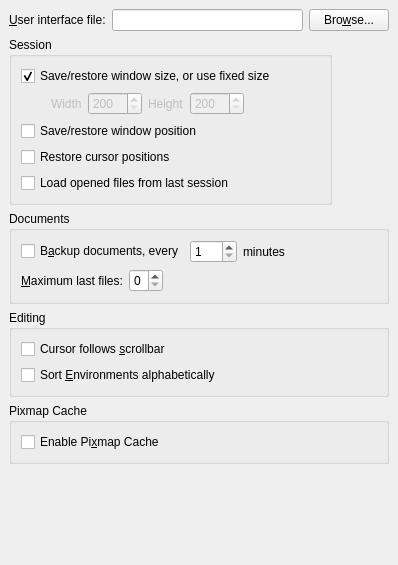
Before: the Qt Designer form src/frontends/qt4/ui/PrefUi.ui in cburschka/lyx, drawn with Qt 5.
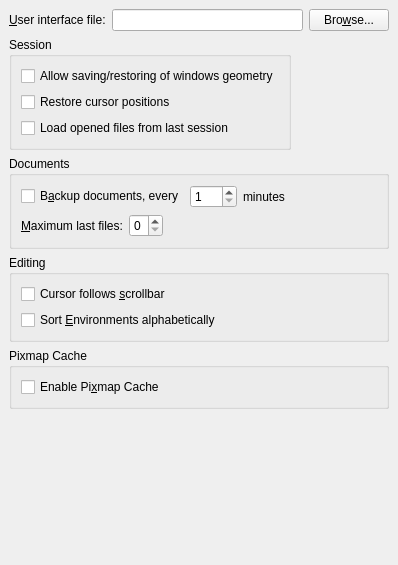
After: the same form once the commit is applied.

Commit message: Use QSettings for session management of windows geometry. This commit also removes the possibility to fix the window dimensions in the RC file. Instead we have now a single check box for enabling/disabling geometry session management.

```diff
--- a/src/frontends/qt4/ui/PrefUi.ui
+++ b/src/frontends/qt4/ui/PrefUi.ui
@@ -27,196 +27,6 @@
    <property name="spacing" >
     <number>6</number>
    </property>
-   <item row="0" column="0" >
-    <widget class="QLabel" name="uiFileLA" >
-     <property name="text" >
-      <string>&amp;User interface file:</string>
-     </property>
-     <property name="buddy" >
-      <cstring>uiFileED</cstring>
-     </property>
-    </widget>
-   </item>
-   <item row="0" column="1" >
-    <widget class="QLineEdit" name="uiFileED" />
-   </item>
-   <item row="0" column="2" >
-    <widget class="QPushButton" name="uiFilePB" >
-     <property name="text" >
-      <string>Bro&amp;wse...</string>
-     </property>
-    </widget>
-   </item>
-   <item row="1" column="0" colspan="3" >
-    <widget class="QGroupBox" name="GeometryGB" >
-     <property name="sizePolicy" >
-      <sizepolicy>
-       <hsizetype>0</hsizetype>
-       <vsizetype>0</vsizetype>
-       <horstretch>0</horstretch>
-       <verstretch>0</verstretch>
-      </sizepolicy>
-     </property>
-     <property name="title" >
-      <string>Session</string>
-     </property>
-     <property name="flat" >
-      <bool>true</bool>
-     </property>
-     <layout class="QGridLayout" >
-      <property name="margin" >
-       <number>9</number>
-      </property>
-      <property name="spacing" >
-       <number>6</number>
-      </property>
-      <item row="0" column="0" colspan="2" >
-       <widget class="QCheckBox" name="loadWindowSizeCB" >
-        <property name="text" >
-         <string>Save/restore window size, or use fixed size</string>
-        </property>
-        <property name="checked" >
-         <bool>true</bool>
-        </property>
-       </widget>
-      </item>
-      <item row="1" column="1" >
-       <spacer>
-        <property name="orientation" >
-         <enum>Qt::Horizontal</enum>
-        </property>
-        <property name="sizeHint" >
-         <size>
-          <width>40</width>
-          <height>20</height>
-         </size>
-        </property>
-       </spacer>
-      </item>
-      <item row="4" column="0" >
-       <widget class="QCheckBox" name="loadSessionCB" >
-        <property name="text" >
-         <string>Load opened files from last session</string>
-        </property>
-       </widget>
-      </item>
-      <item row="3" column="0" >
-       <widget class="QCheckBox" name="restoreCursorCB" >
-        <property name="text" >
-         <string>Restore cursor positions</string>
-        </property>
-       </widget>
-      </item>
-      <item row="2" column="0" >
-       <widget class="QCheckBox" name="loadWindowLocationCB" >
-        <property name="enabled" >
-         <bool>true</bool>
-        </property>
-        <property name="toolTip" >
-         <string>Restore to cursor position when the file was last closed</string>
-        </property>
-        <property name="text" >
-         <string>Save/restore window position</string>
-        </property>
-       </widget>
-      </item>
-      <item row="1" column="0" >
-       <layout class="QHBoxLayout" >
-        <property name="margin" >
-         <number>0</number>
-        </property>
-        <property name="spacing" >
-         <number>6</number>
-        </property>
-        <item>
-         <spacer>
-          <property name="orientation" >
-           <enum>Qt::Horizontal</enum>
-          </property>
-          <property name="sizeType" >
-           <enum>QSizePolicy::Fixed</enum>
-          </property>
-          <property name="sizeHint" >
-           <size>
-            <width>30</width>
-            <height>20</height>
-           </size>
-          </property>
-         </spacer>
-        </item>
-        <item>
-         <widget class="QLabel" name="windowWidthLA" >
-          <property name="enabled" >
-           <bool>false</bool>
-          </property>
-          <property name="text" >
-           <string>Width</string>
-          </property>
-         </widget>
-        </item>
-        <item>
-         <widget class="QSpinBox" name="windowWidthSB" >
-          <property name="enabled" >
-           <bool>false</bool>
-          </property>
-          <property name="maximum" >
-           <number>9999</number>
-          </property>
-          <property name="minimum" >
-           <number>200</number>
-          </property>
-          <property name="singleStep" >
-           <number>10</number>
-          </property>
-         </widget>
-        </item>
-        <item>
-         <widget class="QLabel" name="windowHeightLA" >
-          <property name="enabled" >
-           <bool>false</bool>
-          </property>
-          <property name="text" >
-           <string>Height</string>
-          </property>
-         </widget>
-        </item>
-        <item>
-         <widget class="QSpinBox" name="windowHeightSB" >
-          <property name="enabled" >
-           <bool>false</bool>
-          </property>
-          <property name="maximum" >
-           <number>9999</number>
-          </property>
-          <property name="minimum" >
-           <number>200</number>
-          </property>
-          <property name="singleStep" >
-           <number>10</number>
-          </property>
-         </widget>
-        </item>
-        <item>
-         <spacer>
-          <property name="orientation" >
-           <enum>Qt::Horizontal</enum>
-          </property>
-          <property name="sizeType" >
-           <enum>QSizePolicy::Fixed</enum>
-          </property>
-          <property name="sizeHint" >
-           <size>
-            <width>30</width>
-            <height>20</height>
-           </size>
-          </property>
-         </spacer>
-        </item>
-       </layout>
-      </item>
-     </layout>
-    </widget>
-   </item>
    <item row="2" column="0" colspan="3" >
     <widget class="QGroupBox" name="documentsGB" >
      <property name="title" >
@@ -312,49 +122,19 @@
      </layout>
     </widget>
    </item>
-   <item row="3" column="0" colspan="3" >
-    <widget class="QGroupBox" name="scrollGB" >
-     <property name="title" >
-      <string>Editing</string>
+   <item row="1" column="0" colspan="2" >
+    <widget class="QGroupBox" name="GeometryGB" >
+     <property name="sizePolicy" >
+      <sizepolicy>
+       <hsizetype>0</hsizetype>
+       <vsizetype>0</vsizetype>
+       <horstretch>0</horstretch>
+       <verstretch>0</verstretch>
+      </sizepolicy>
      </property>
-     <property name="alignment" >
-      <set>Qt::AlignLeading|Qt::AlignLeft|Qt::AlignTop</set>
-     </property>
-     <property name="flat" >
-      <bool>true</bool>
-     </property>
-     <layout class="QGridLayout" >
-      <property name="margin" >
-       <number>9</number>
-      </property>
-      <property name="spacing" >
-       <number>6</number>
-      </property>
-      <item row="0" column="0" >
-       <widget class="QCheckBox" name="cursorFollowsCB" >
-        <property name="text" >
-         <string>Cursor follows &amp;scrollbar</string>
-        </property>
-       </widget>
-      </item>
-      <item row="1" column="0" >
-       <widget class="QCheckBox" name="sortEnvironmentsCB" >
-        <property name="text" >
-         <string>Sort &amp;Environments alphabetically</string>
-        </property>
-       </widget>
-      </item>
-     </layout>
-    </widget>
-   </item>
-   <item row="4" column="0" colspan="3" >
-    <widget class="QGroupBox" name="pixmapCacheGB" >
      <property name="title" >
-      <string>Pixmap Cache</string>
+      <string>Session</string>
      </property>
-     <property name="alignment" >
-      <set>Qt::AlignLeading|Qt::AlignLeft|Qt::AlignTop</set>
-     </property>
      <property name="flat" >
       <bool>true</bool>
      </property>
@@ -366,15 +146,29 @@
        <number>6</number>
       </property>
       <item row="0" column="0" >
-       <widget class="QCheckBox" name="pixmapCacheCB" >
+       <widget class="QCheckBox" name="allowGeometrySessionCB" >
+        <property name="enabled" >
+         <bool>true</bool>
+        </property>
         <property name="toolTip" >
-         <string>&lt;html>&lt;head>&lt;meta name="qrichtext" content="1" />&lt;style type="text/css">
-p, li { white-space: pre-wrap; }
-&lt;/style>&lt;/head>&lt;body style=" font-family:'Sans Serif'; font-size:9pt; font-weight:400; font-style:normal;">
-&lt;p style=" margin-top:0px; margin-bottom:0px; margin-left:0px; margin-right:0px; -qt-block-indent:0; text-indent:0px;">Checking this improves performance, but might decrease the on-screen quality of fonts.&lt;/p>&lt;/body>&lt;/html></string>
+         <string>Restore to cursor position when the file was last closed</string>
         </property>
         <property name="text" >
-         <string>Enable Pi&amp;xmap Cache</string>
+         <string>Allow saving/restoring of windows geometry</string>
+        </property>
+       </widget>
+      </item>
+      <item row="2" column="0" >
+       <widget class="QCheckBox" name="loadSessionCB" >
+        <property name="text" >
+         <string>Load opened files from last session</string>
+        </property>
+       </widget>
+      </item>
+      <item row="1" column="0" >
+       <widget class="QCheckBox" name="restoreCursorCB" >
+        <property name="text" >
+         <string>Restore cursor positions</string>
         </property>
        </widget>
       </item>
@@ -394,6 +188,95 @@
      </property>
     </spacer>
    </item>
+   <item row="4" column="0" colspan="3" >
+    <widget class="QGroupBox" name="pixmapCacheGB" >
+     <property name="title" >
+      <string>Pixmap Cache</string>
+     </property>
+     <property name="alignment" >
+      <set>Qt::AlignLeading|Qt::AlignLeft|Qt::AlignTop</set>
+     </property>
+     <property name="flat" >
+      <bool>true</bool>
+     </property>
+     <layout class="QGridLayout" >
+      <property name="margin" >
+       <number>9</number>
+      </property>
+      <property name="spacing" >
+       <number>6</number>
+      </property>
+      <item row="0" column="0" >
+       <widget class="QCheckBox" name="pixmapCacheCB" >
+        <property name="toolTip" >
+         <string>&lt;html>&lt;head>&lt;meta name="qrichtext" content="1" />&lt;style type="text/css">
+p, li { white-space: pre-wrap; }
+&lt;/style>&lt;/head>&lt;body style=" font-family:'Sans Serif'; font-size:9pt; font-weight:400; font-style:normal;">
+&lt;p style=" margin-top:0px; margin-bottom:0px; margin-left:0px; margin-right:0px; -qt-block-indent:0; text-indent:0px;">Checking this improves performance, but might decrease the on-screen quality of fonts.&lt;/p>&lt;/body>&lt;/html></string>
+        </property>
+        <property name="text" >
+         <string>Enable Pi&amp;xmap Cache</string>
+        </property>
+       </widget>
+      </item>
+     </layout>
+    </widget>
+   </item>
+   <item row="3" column="0" colspan="3" >
+    <widget class="QGroupBox" name="scrollGB" >
+     <property name="title" >
+      <string>Editing</string>
+     </property>
+     <property name="alignment" >
+      <set>Qt::AlignLeading|Qt::AlignLeft|Qt::AlignTop</set>
+     </property>
+     <property name="flat" >
+      <bool>true</bool>
+     </property>
+     <layout class="QGridLayout" >
+      <property name="margin" >
+       <number>9</number>
+      </property>
+      <property name="spacing" >
+       <number>6</number>
+      </property>
+      <item row="0" column="0" >
+       <widget class="QCheckBox" name="cursorFollowsCB" >
+        <property name="text" >
+         <string>Cursor follows &amp;scrollbar</string>
+        </property>
+       </widget>
+      </item>
+      <item row="1" column="0" >
+       <widget class="QCheckBox" name="sortEnvironmentsCB" >
+        <property name="text" >
+         <string>Sort &amp;Environments alphabetically</string>
+        </property>
+       </widget>
+      </item>
+     </layout>
+    </widget>
+   </item>
+   <item row="0" column="2" >
+    <widget class="QPushButton" name="uiFilePB" >
+     <property name="text" >
+      <string>Bro&amp;wse...</string>
+     </property>
+    </widget>
+   </item>
+   <item row="0" column="1" >
+    <widget class="QLineEdit" name="uiFileED" />
+   </item>
+   <item row="0" column="0" >
+    <widget class="QLabel" name="uiFileLA" >
+     <property name="text" >
+      <string>&amp;User interface file:</string>
+     </property>
+     <property name="buddy" >
+      <cstring>uiFileED</cstring>
+     </property>
+    </widget>
+   </item>
   </layout>
  </widget>
  <tabstops>
```
Left out of the diff: 5 changed lines with no effect on the pictures. The commit also changes 8 other files.
